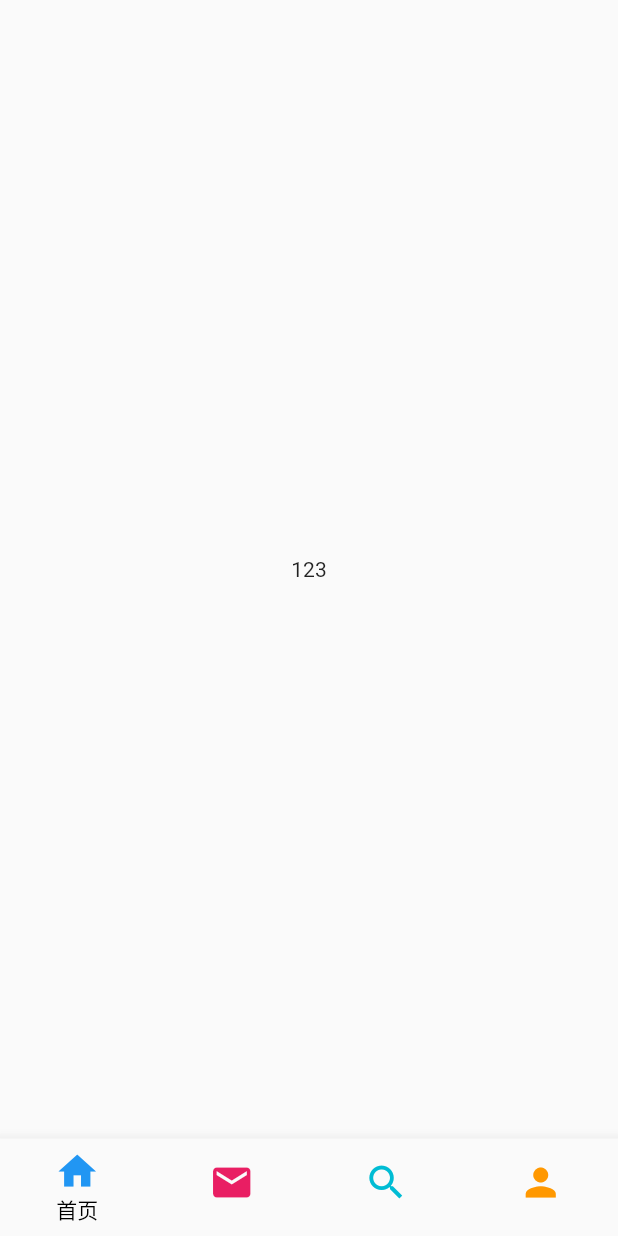
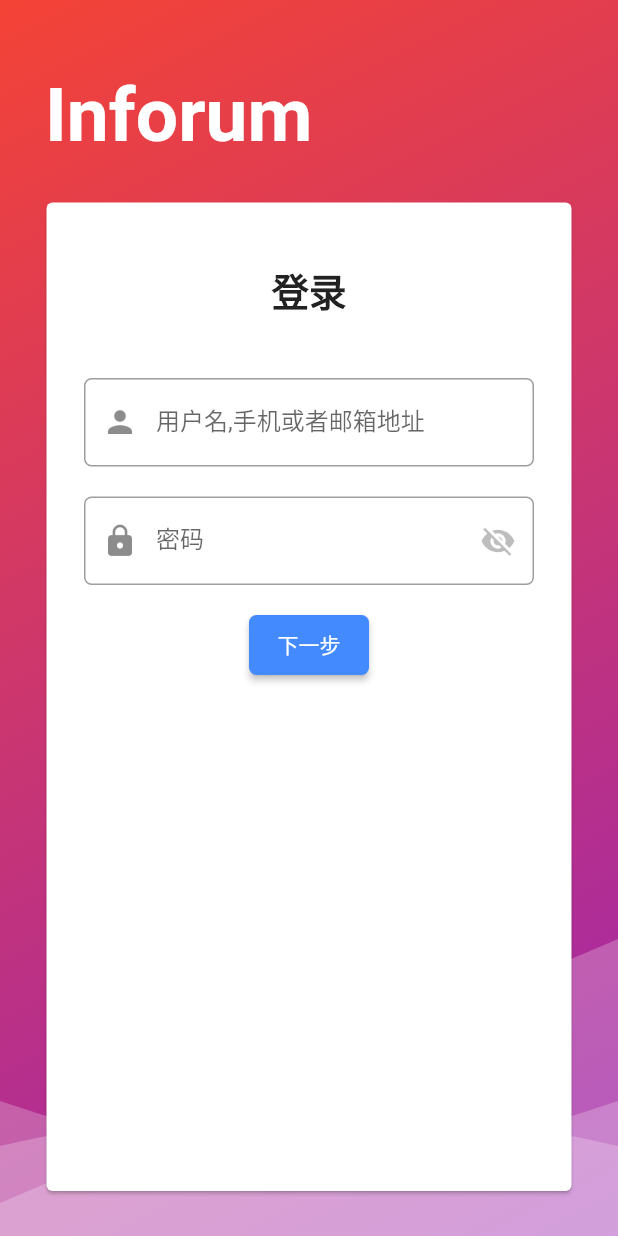
Before and after one commit to RA1NO3O/in_forum, a Flutter app: the screen it shows after launch, after a tap on "登录", on a phone screen of 412 x 824 dp. Run offline on Flutter 3.47's test engine with Material 2 defaults, Android fonts, the phone set to English and light mode, and no system bars; our stand-ins replace shared_preferences, simple_animations.

Commit message:
添加波形动画,添加登录界面

```diff
--- /dev/null
+++ b/inforum_flutterapp/lib/firstRun.dart
@@ -0,0 +1,261 @@
+import 'dart:math';
+import 'dart:ui';
+
+import 'package:flutter/material.dart';
+import 'package:inforum_app/home.dart';
+import 'package:shared_preferences/shared_preferences.dart';
+import 'package:simple_animations/simple_animations.dart';
+
+import 'login.dart';
+
+//主方法
+void main() => runApp(MyApp());
+
+//app主入口
+class MyApp extends StatelessWidget {
+  @override
+  Widget build(BuildContext context) {
+    return MaterialApp(
+      routes: {
+        '/':(context) => HomeScreen(),
+        '/login':(context) => LoginPage(),
+        // '/reg':(context) =>
+
+      },
+      title: 'Inforum',
+      theme: ThemeData(
+        primarySwatch: Colors.blue,
+        visualDensity: VisualDensity.adaptivePlatformDensity,
+      ),
+      home: MainPage(title: 'Inforum'),
+      debugShowCheckedModeBanner: false, //隐藏debug横幅
+    );
+  }
+}
+
+//主界面
+class MainPage extends StatefulWidget {
+  MainPage({Key key, this.title}) : super(key: key);
+  final String title;
+
+  @override
+  _MainPageState createState() => _MainPageState();
+}
+class _MainPageState extends State<MainPage> {
+
+  @override
+  Widget build(BuildContext context) {
+    onBottom(Widget child) => Positioned.fill(
+          child: Align(
+            alignment: Alignment.bottomCenter,
+            child: child,
+          ),
+        );
+    return Scaffold(
+      body: Stack(
+        children: [
+          //动画波&渐变背景
+          new Stack(
+            children: <Widget>[
+              Positioned.fill(child: AnimatedBackground()),
+              onBottom(AnimatedWave(
+                height: 180,
+                speed: 1.0,
+              )),
+              onBottom(AnimatedWave(
+                height: 120,
+                speed: 0.9,
+                offset: pi,
+              )),
+              onBottom(AnimatedWave(
+                height: 220,
+                speed: 1.2,
+                offset: pi / 2,
+              )),
+            ],
+          ),
+          //布局
+          new Container(
+              margin: const EdgeInsets.only(
+                  left: 30.0, top: 50.0, bottom: 30.0, right: 30.0),
+              child: Column(
+                children: [
+                  new Container(
+                    child: Text(
+                      'Inforum',
+                      textAlign: TextAlign.left,
+                      style: new TextStyle(
+                          color: Colors.white,
+                          fontWeight: FontWeight.bold,
+                          height: 1.1, //行高
+                          fontSize: 50),
+                    ),
+                    alignment: Alignment.centerLeft,
+                  ),
+                  Column(
+                    children: [
+                      Container(
+                        child: Text(
+                          '\n来体验一下全新的论坛app\n',
+                          textAlign: TextAlign.left,
+                          style: new TextStyle(
+                              color: Colors.white,
+                              fontWeight: FontWeight.bold,
+                              height: 1.1, //行高
+                              fontSize: 25),
+                        ),
+                        alignment: Alignment.centerLeft,
+                      ),
+                      Row(
+                        children: [
+                          Text(
+                            '已有账号? 点此',
+                            style: new TextStyle(
+                                fontSize: 15, color: Colors.white),
+                          ),
+                          Container(
+                            width: 40,
+                            height: 25,
+                            child: FlatButton(
+                              onPressed: btnLoginClick,
+                              child: Text(
+                                '登录',
+                                textAlign: TextAlign.left,
+                                style: new TextStyle(
+                                  fontSize: 15,
+                                  color: Colors.lightBlue,
+                                ),
+                              ),
+                              padding: EdgeInsets.all(0),
+                            ),
+                          )
+                        ],
+                      )
+                    ],
+                  ),
+                ],
+              ))
+        ],
+      ),
+      floatingActionButton: FloatingActionButton.extended(
+        //扩展版浮动按钮
+        onPressed: btnCreateClick,
+        icon: Icon(Icons.arrow_forward),
+        label: Text('创建账户'),
+        backgroundColor: Colors.blue,
+      ),
+    );
+  }
+
+  //创建账户按钮
+  void btnCreateClick() {
+    _incrementCounter() async {
+      //写入登录状态
+      SharedPreferences prefs = await SharedPreferences.getInstance();
+      int counter = (prefs.getInt('counter') ?? 0) + 1;
+      await prefs.setInt('counter', counter);
+    }
+
+    Navigator.pushReplacement(context,
+        MaterialPageRoute(builder: (BuildContext context) {
+      return HomePage();
+    }), result: "null");
+  }
+
+  //登录按钮
+  void btnLoginClick() {
+    Navigator.push(context,MaterialPageRoute(builder: (BuildContext context){
+      return LoginPage();
+    })
+
+    );
+  }
+}
+
+//动画渐变背景
+class AnimatedBackground extends StatelessWidget {
+  @override
+  Widget build(BuildContext context) {
+    final tween = MultiTrackTween([
+      Track("color1").add(Duration(seconds: 5),
+          ColorTween(begin: Colors.red, end: Colors.green.shade600)),
+      Track("color2").add(Duration(seconds: 5),
+          ColorTween(begin: Colors.purple, end: Colors.blue.shade600))
+    ]);
+
+    return ControlledAnimation(
+      playback: Playback.MIRROR,
+      tween: tween,
+      duration: tween.duration,
+      builder: (context, animation) {
+        return Container(
+          decoration: BoxDecoration(
+              gradient: LinearGradient(
+                  begin: Alignment.topLeft,
+                  end: Alignment.bottomRight,
+                  colors: [animation["color1"], animation["color2"]])),
+        );
+      },
+    );
+  }
+}
+//动画波
+class AnimatedWave extends StatelessWidget {
+  final double height;
+  final double speed;
+  final double offset;
+
+  AnimatedWave({this.height, this.speed, this.offset = 0.0});
+
+  @override
+  Widget build(BuildContext context) {
+    return LayoutBuilder(builder: (context, constraints) {
+      return Container(
+        height: height,
+        width: constraints.biggest.width,
+        child: ControlledAnimation(
+            playback: Playback.LOOP,
+            duration: Duration(milliseconds: (5000 / speed).round()),
+            tween: Tween(begin: 0.0, end: 2 * pi),
+            builder: (context, value) {
+              return CustomPaint(
+                foregroundPainter: CurvePainter(value + offset),
+              );
+            }),
+      );
+    });
+  }
+}
+//自定义波形绘制器
+class CurvePainter extends CustomPainter {
+  final double value;
+
+  CurvePainter(this.value);
+
+  @override
+  void paint(Canvas canvas, Size size) {
+    final white = Paint()..color = Colors.white.withAlpha(60);
+    final path = Path();
+
+    final y1 = sin(value);
+    final y2 = sin(value + pi / 2);
+    final y3 = sin(value + pi);
+
+    final startPointY = size.height * (0.5 + 0.4 * y1);
+    final controlPointY = size.height * (0.5 + 0.4 * y2);
+    final endPointY = size.height * (0.5 + 0.4 * y3);
+
+    path.moveTo(size.width * 0, startPointY);
+    path.quadraticBezierTo(
+        size.width * 0.5, controlPointY, size.width, endPointY);
+    path.lineTo(size.width, size.height);
+    path.lineTo(0, size.height);
+    path.close();
+    canvas.drawPath(path, white);
+  }
+
+  @override
+  bool shouldRepaint(CustomPainter oldDelegate) {
+    return true;
+  }
+}
--- a/inforum_flutterapp/lib/home.dart
+++ b/inforum_flutterapp/lib/home.dart
@@ -2,12 +2,12 @@
 import 'package:animations/animations.dart';
 
 
-class HomePage extends StatefulWidget {
+class HomeScreen extends StatefulWidget {
   @override
-  _HomePageState createState() => _HomePageState();
+  _HomeScreenState createState() => _HomeScreenState();
 }
 
-class _HomePageState extends State<HomePage>{
+class _HomeScreenState extends State<HomeScreen>{
   int _currentIndex = 0;
   @override
   Widget build(BuildContext context){
--- /dev/null
+++ b/inforum_flutterapp/lib/login.dart
@@ -0,0 +1,184 @@
+import 'dart:math';
+
+import 'package:flutter/material.dart';
+import 'package:shared_preferences/shared_preferences.dart';
+import 'firstRun.dart';
+import 'home.dart';
+
+class LoginPage extends StatefulWidget {
+  @override
+  _LoginPageState createState() => _LoginPageState();
+}
+
+class _LoginPageState extends State<LoginPage> {
+  bool passwordVisible;
+
+  @override
+  void initState() {
+    passwordVisible = false;
+  }
+
+  @override
+  Widget build(BuildContext context) {
+
+    onBottom(Widget child) => Positioned.fill(
+          child: Align(
+            alignment: Alignment.bottomCenter,
+            child: child,
+          ),
+        );
+
+    return Scaffold(
+      body: Stack(
+        children: [
+          //动画波&渐变背景
+          new Stack(
+            children: <Widget>[
+              Positioned.fill(child: AnimatedBackground()),
+              onBottom(AnimatedWave(
+                height: 180,
+                speed: 1.0,
+              )),
+              onBottom(AnimatedWave(
+                height: 120,
+                speed: 0.9,
+                offset: pi,
+              )),
+              onBottom(AnimatedWave(
+                height: 220,
+                speed: 1.2,
+                offset: pi / 2,
+              )),
+            ],
+          ),
+          //布局
+          new Container(
+            margin: const EdgeInsets.only(
+                left: 30.0, top: 50.0, bottom: 30.0, right: 30.0),
+            child: Flex(
+              direction: Axis.vertical,
+              children: [
+                //标题
+                new Container(
+                  child: Text(
+                    'Inforum',
+                    textAlign: TextAlign.left,
+                    style: new TextStyle(
+                        color: Colors.white,
+                        fontWeight: FontWeight.bold,
+                        height: 1.1, //行高
+                        fontSize: 50),
+                  ),
+                  alignment: Alignment.centerLeft,
+                ),
+                new Expanded(
+                  child: AnimatedOpacity(
+                    opacity: 1.0,
+                    duration: Duration(milliseconds: 500),
+                    child: AnimatedContainer(
+                      alignment: Alignment.center,
+                      width: 350,
+                      height: 500,
+                      duration: Duration(milliseconds: 500),
+                      child: Card(
+                        margin: EdgeInsets.only(top: 30),
+                        child: Column(
+                          children: [
+                            //卡片内容
+                            new Container(
+                              margin: EdgeInsets.only(top: 40, bottom: 30),
+                              child: Text(
+                                '登录',
+                                style: new TextStyle(fontSize: 25,
+                                fontWeight: FontWeight.bold),
+                              ),
+                            ),
+                            //用户名表单
+                            new Container(
+                              padding: EdgeInsets.only(
+                                  left: 25, right: 25, top: 10, bottom: 10),
+                              child: TextFormField(
+                                keyboardType: TextInputType.emailAddress,
+                                initialValue: '', //接收上次登录的用户名.
+                                decoration: InputDecoration(
+                                    labelText: '用户名,手机或者邮箱地址',
+                                    prefixIcon: Icon(Icons.person),
+                                    border: OutlineInputBorder(
+                                        borderRadius:
+                                            BorderRadius.circular(5.0))),
+                              ),
+                            ),
+                            //密码表单
+                            new Container(
+                              padding: EdgeInsets.only(
+                                  left: 25, right: 25, top: 10, bottom: 10),
+                              child: TextFormField(
+                                obscureText: !passwordVisible,
+                                textInputAction: TextInputAction.done,
+                                initialValue: '', //接收上次登录的用户名.
+                                decoration: InputDecoration(
+                                    labelText: '密码',
+                                    prefixIcon: Icon(Icons.lock),
+                                    suffixIcon: IconButton(
+                                      icon: Icon(
+                                        passwordVisible
+                                            ? Icons.visibility
+                                            : Icons.visibility_off,
+                                        color: passwordVisible
+                                            ? Colors.blue
+                                            : Colors.black26,
+                                      ),
+                                      onPressed: () => setState(() {
+                                        passwordVisible = !passwordVisible;
+                                      }),
+                                    ),
+                                    border: OutlineInputBorder(
+                                        borderRadius:
+                                            BorderRadius.circular(5.0))),
+                              ),
+                            ),
+                            //登录按钮
+                            new Container(
+                              width: 80,
+                              height: 40,
+                              margin: EdgeInsets.only(top: 10),
+                              child: RaisedButton(
+                                color: Colors.blueAccent,
+                                shape: RoundedRectangleBorder(
+                                    borderRadius:
+                                        BorderRadius.all(Radius.circular(5.0))),
+                                child: Text(
+                                  '下一步',
+                                  style: new TextStyle(color: Colors.white),
+                                ),
+                                onPressed: btnNextClick,
+                              ),
+                            )
+                          ],
+                        ),
+                      ),
+                    ),
+                  ),
+                ),
+              ],
+            ),
+          ),
+        ],
+      ),
+    );
+  }
+
+  void btnNextClick() {
+    _incrementCounter() async {
+      //写入登录状态
+      SharedPreferences prefs = await SharedPreferences.getInstance();
+      int counter = (prefs.getInt('counter') ?? 0) + 1;
+      await prefs.setInt('counter', counter);
+    }
+
+    Navigator.pushReplacement(context,
+        MaterialPageRoute(builder: (BuildContext context) {
+      return HomePage();
+    }), result: "null");
+  }
+}
--- a/inforum_flutterapp/lib/unlogin.dart
+++ /dev/null
@@ -1,118 +0,0 @@
-import 'dart:ui';
-
-import 'package:flutter/material.dart';
-import 'package:inforum_app/home.dart';
-import 'package:simple_animations/simple_animations.dart';
-
-void main() => runApp(MyApp());
-
-class MyApp extends StatelessWidget {
-  @override
-  Widget build(BuildContext context) {
-    return MaterialApp(
-      title: 'Inforum',
-      theme: ThemeData(
-        primarySwatch: Colors.blue,
-        visualDensity: VisualDensity.adaptivePlatformDensity,
-      ),
-      debugShowCheckedModeBanner: false,
-      home: MainPage(title: 'Inforum'),
-    );
-  }
-}
-
-class MainPage extends StatefulWidget {
-  MainPage({Key key, this.title}) : super(key: key);
-
-  final String title;
-
-  @override
-  _MainPageState createState() => _MainPageState();
-}
-
-class _MainPageState extends State<MainPage> {
-  @override
-  Widget build(BuildContext context) {
-    final tween = MultiTrackTween([
-      Track("color1").add(Duration(seconds: 3),
-          ColorTween(begin: Colors.yellow, end: Colors.green)),
-      Track("color2").add(
-          Duration(seconds: 3), ColorTween(begin: Colors.red, end: Colors.blue))
-    ]);
-    return Scaffold(
-      body: Stack(
-        children: [
-          new Container(
-            child: ControlledAnimation(
-              playback: Playback.MIRROR,
-              tween: tween,
-              duration: tween.duration,
-              builder: (context, animation) {
-                return Container(
-                  decoration: BoxDecoration(
-                      gradient: LinearGradient(
-                          begin: Alignment.topLeft,
-                          end: Alignment.bottomRight,
-                          colors: [animation["color1"], animation["color2"]])),
-                );
-              },
-            ),
-          ),
-          new Container(
-              margin:
-                  const EdgeInsets.only(left: 30.0, top: 50.0, bottom: 30.0, right: 30.0),
-              child: Column(
-                children: [
-                  new Container(
-                    child: Text(
-                      'HelloWorld',
-                      textAlign: TextAlign.left,
-                      style: new TextStyle(
-                          color: Colors.white,
-                          fontWeight: FontWeight.bold,
-                          fontSize: 50),
-                    ),
-                    alignment: Alignment.centerLeft,
-                  ),
-                  new Row(
-                    children: [
-                      new Text('已有账号? 点此'),
-                      new Container(
-                        width: 40,
-                        height: 25,
-                        child: FlatButton(
-                          onPressed: btnStart_click,
-                          child: Text(
-                            '登录',
-                            textAlign: TextAlign.left,
-                            style: new TextStyle(
-                                color: Colors.lightBlue,
-                            ),
-                          ),
-                          padding: EdgeInsets.all(0),
-                        ),
-                      )
-                    ],
-                  )
-                ],
-              ))
-        ],
-      ),
-      floatingActionButton: FloatingActionButton.extended(
-        //扩展版浮动按钮
-        onPressed: btnStart_click,
-        icon: Icon(Icons.arrow_forward),
-        label: Text('入门'),
-        backgroundColor: Colors.blue,
-      ),
-    );
-  }
-
-  void btnStart_click() {
-    Navigator.pushReplacement(
-        context,
-        MaterialPageRoute(builder: (BuildContext context){
-          return HomePage();
-        }),result:"null");
-  }
-}
--- a/inforum_flutterapp/pubspec.yaml
+++ b/inforum_flutterapp/pubspec.yaml
@@ -31,6 +31,7 @@
   http: ^0.12.2
   animations: ^1.1.2
   simple_animations: ^2.2.3
+  shared_preferences: ^0.5.12+4
 
 dev_dependencies:
   flutter_test:
```
Also changed, not shown: inforum_flutterapp/pubspec.lock, 1 other file.
